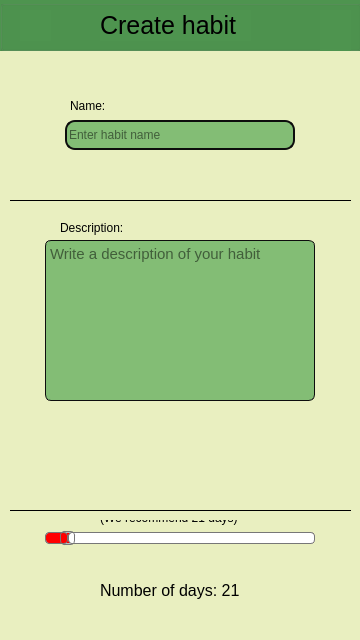
Before: the Qt Designer form createhabit.ui in oleksandrhf/GoHabit, drawn with Qt 5.
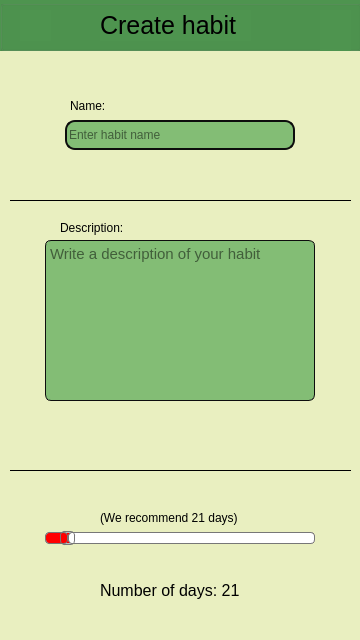
After: the same form once the commit is applied. Icons and pictures are not drawn.

What changed in the file:
```diff
--- a/createhabit.ui
+++ b/createhabit.ui
@@ -383,7 +383,7 @@
    <property name="geometry">
     <rect>
      <x>10</x>
-     <y>500</y>
+     <y>460</y>
      <width>341</width>
      <height>20</height>
     </rect>
```
